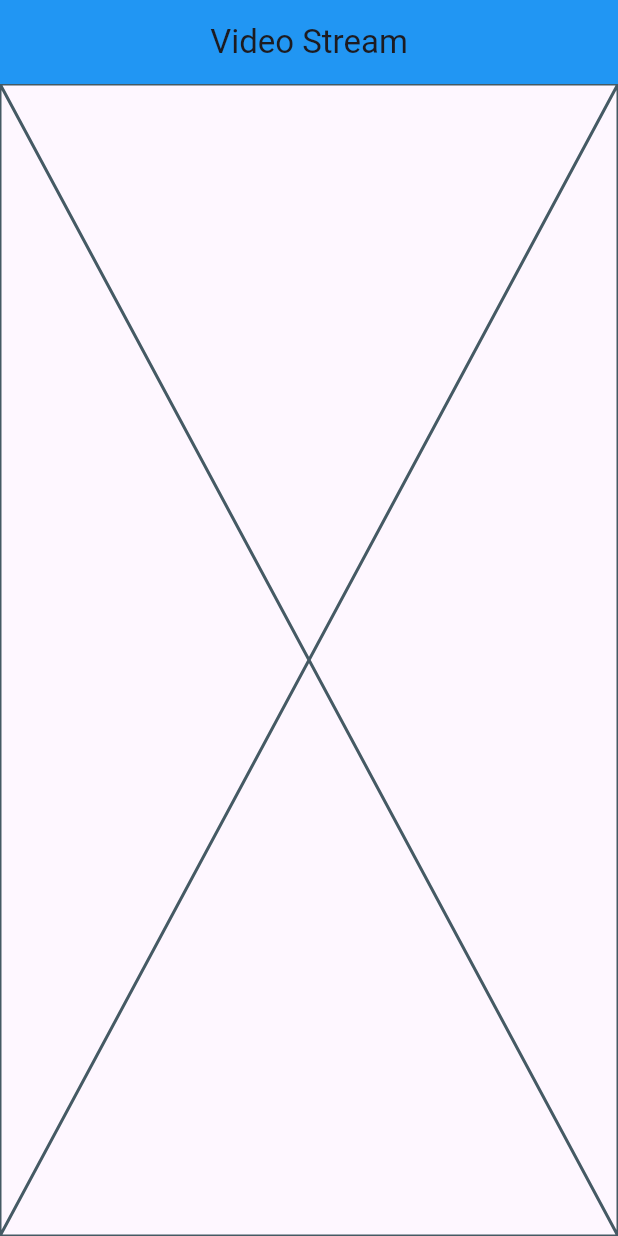
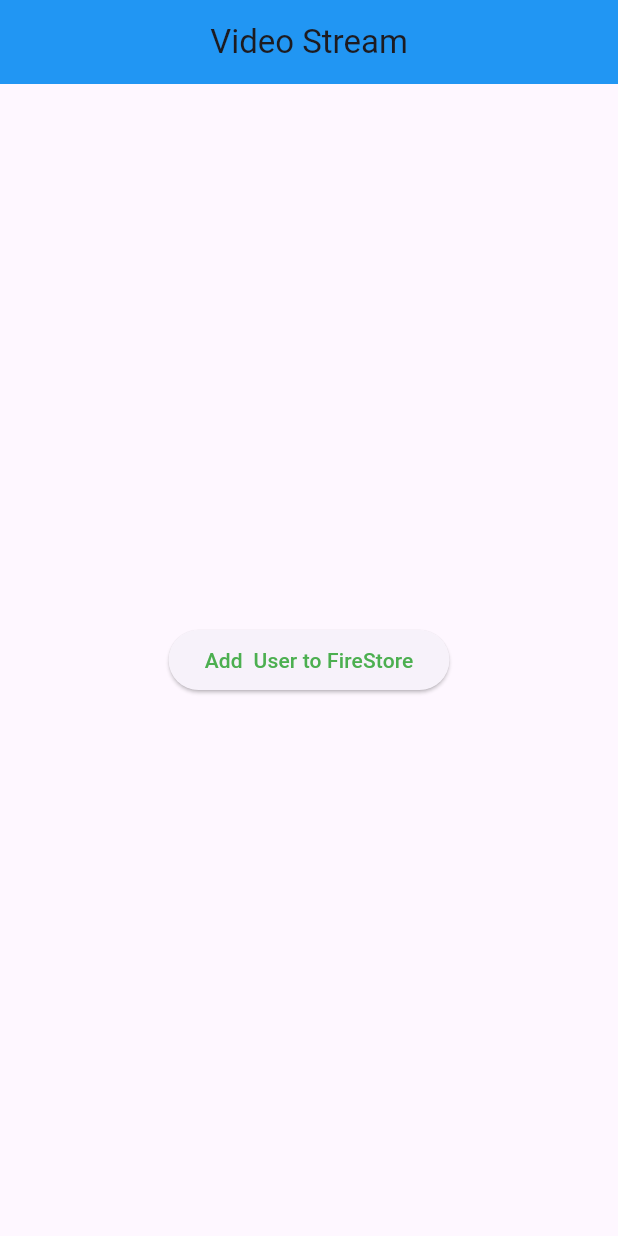
Before and after one commit to fkirewold/video-stream-app, a Flutter app: the screen it shows after launch, on a phone screen of 412 x 824 dp. Run offline on Flutter 3.47's test engine with Material 3 defaults, Android fonts, the light colour scheme and no system bars; our stand-ins replace cloud_firestore, firebase_core; accounts and stored records are empty.

Commit message:
integrate firebase firestore for signaling

```diff
--- a/lib/presentation/video_stream_page.dart
+++ b/lib/presentation/video_stream_page.dart
@@ -1,4 +1,5 @@
 
+import 'package:cloud_firestore/cloud_firestore.dart';
 import 'package:flutter/material.dart';
 
 class VideoStreamPage extends StatefulWidget {
@@ -9,8 +10,15 @@ class VideoStreamPage extends StatefulWidget {
 }
 
 class _VideoStreamPageState extends State<VideoStreamPage> {
+  FirebaseFirestore instance=FirebaseFirestore.instance;
+
   @override
   Widget build(BuildContext context) {
-    return const Placeholder();
+    return Center(
+      child:ElevatedButton(onPressed: ()async{
+  await instance.collection("users").add({
+    "name":"John Doe",  });
+      }, child: Text('Add  User to FireStore',style:TextStyle(color: Colors.green),))
+    );
   }
 }
--- a/pubspec.yaml
+++ b/pubspec.yaml
@@ -9,10 +9,10 @@ dependencies:
   flutter:
     sdk: flutter
   cupertino_icons: ^1.0.8
-  flutter_webrtc: ^1.2.0
   flutter_web_socket: ^1.0.5
   firebase_core: ^4.1.0
   cloud_firestore: ^6.0.1
+  flutter_webrtc: ^1.2.0
 
 dev_dependencies:
   flutter_test:
```
Also changed, not shown: lib/main.dart (+8 -1 lines), 5 other files.
